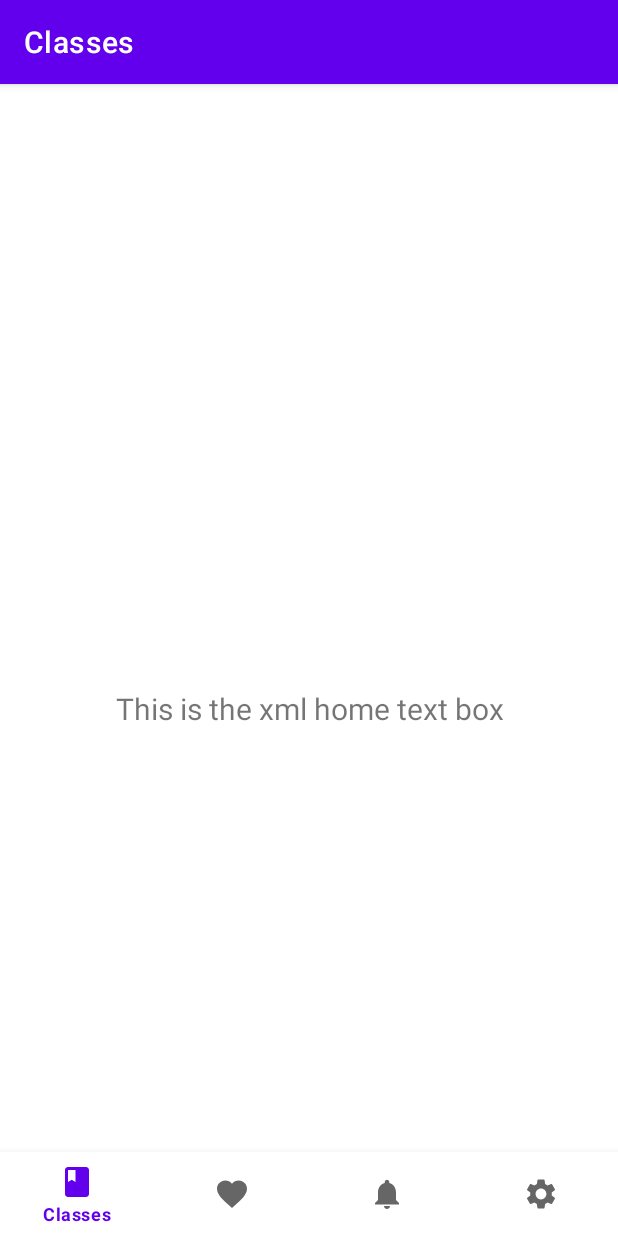
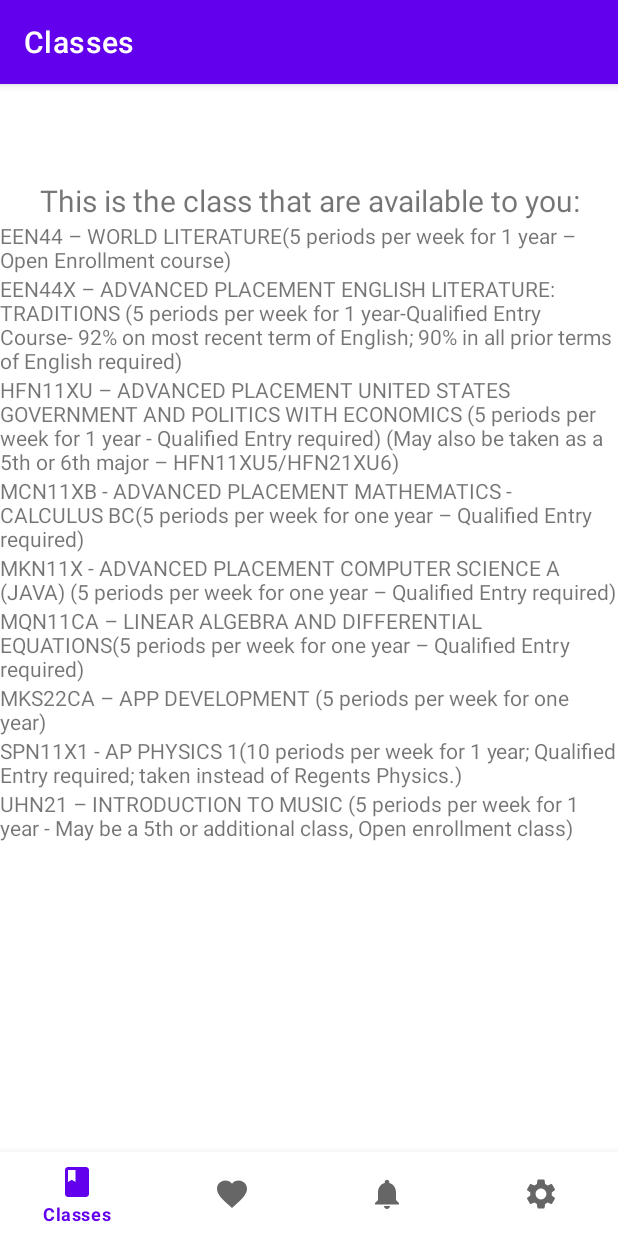
Before and after one commit to sebas23456/ASAppDevFinalProject, an Android app: the HomeFragment screen opened directly, with no data from a screen before it, on a phone screen of 412 x 824 dp. Run offline under Robolectric (Android 15) with nearby library versions, the phone set to English and light mode, and no system bars; our stand-ins replace navigation-ui.

Commit message:
I hard coded some stuff in

```diff
--- a/app/src/main/res/layout/fragment_classes.xml
+++ b/app/src/main/res/layout/fragment_classes.xml
@@ -15,6 +15,7 @@
         android:layout_marginEnd="8dp"
         android:textAlignment="center"
         android:textSize="20sp"
+        android:text="this is the classes page"
         app:layout_constraintBottom_toBottomOf="parent"
         app:layout_constraintEnd_toEndOf="parent"
         app:layout_constraintStart_toStartOf="parent"
--- a/app/src/main/res/layout/fragment_home.xml
+++ b/app/src/main/res/layout/fragment_home.xml
@@ -1,16 +1,17 @@
 <?xml version="1.0" encoding="utf-8"?>
-<androidx.constraintlayout.widget.ConstraintLayout xmlns:android="http://schemas.android.com/apk/res/android"
+<LinearLayout xmlns:android="http://schemas.android.com/apk/res/android"
     xmlns:app="http://schemas.android.com/apk/res-auto"
     xmlns:tools="http://schemas.android.com/tools"
     android:layout_width="match_parent"
     android:layout_height="match_parent"
-    tools:context=".ui.home.HomeFragment">
+    tools:context=".ui.home.HomeFragment"
+    android:orientation="vertical">
 
     <TextView
         android:id="@+id/text_home"
         android:layout_width="match_parent"
         android:layout_height="wrap_content"
-        android:text="This is the xml home text box"
+        android:text="This is the class that are available to you:"
         android:layout_marginStart="8dp"
         android:layout_marginTop="8dp"
         android:layout_marginEnd="8dp"
@@ -21,4 +22,79 @@
         app:layout_constraintStart_toStartOf="parent"
         app:layout_constraintTop_toTopOf="parent" />
 
-</androidx.constraintlayout.widget.ConstraintLayout>
+    <TextView
+        android:id="@+id/text_home2"
+        android:layout_width="match_parent"
+        android:layout_height="wrap_content"
+        android:text="EEN44 – WORLD LITERATURE(5 periods per week for 1 year – Open Enrollment course)"
+        tools:ignore="MissingConstraints" />
+
+    <TextView
+        android:id="@+id/text_home3"
+        android:layout_width="match_parent"
+        android:layout_height="wrap_content"
+        android:text="EEN44X – ADVANCED PLACEMENT ENGLISH LITERATURE: TRADITIONS
+(5 periods per week for 1 year-Qualified Entry Course- 92% on most recent term of English; 90% in all prior terms
+of English required)"
+        tools:ignore="MissingConstraints" />
+
+    <TextView
+        android:id="@+id/text_home4"
+        android:layout_width="match_parent"
+        android:layout_height="wrap_content"
+        android:text="HFN11XU – ADVANCED PLACEMENT UNITED STATES GOVERNMENT AND POLITICS WITH ECONOMICS
+(5 periods per week for 1 year - Qualified Entry required)
+(May also be taken as a 5th or 6th major – HFN11XU5/HFN21XU6)"
+        tools:ignore="MissingConstraints" />
+
+
+    <TextView
+        android:id="@+id/text_home5"
+        android:layout_width="match_parent"
+        android:layout_height="wrap_content"
+        android:text="MCN11XB - ADVANCED PLACEMENT MATHEMATICS - CALCULUS BC(5 periods per week for one year – Qualified Entry required)"
+        tools:ignore="MissingConstraints" />
+
+
+    <TextView
+        android:id="@+id/text_home6"
+        android:layout_width="match_parent"
+        android:layout_height="wrap_content"
+        android:text="MKN11X - ADVANCED PLACEMENT COMPUTER SCIENCE A (JAVA)
+(5 periods per week for one year – Qualified Entry required)"
+        tools:ignore="MissingConstraints" />
+
+
+    <TextView
+        android:id="@+id/text_home7"
+        android:layout_width="match_parent"
+        android:layout_height="wrap_content"
+        android:text="MQN11CA – LINEAR ALGEBRA AND DIFFERENTIAL EQUATIONS(5 periods per week for one year – Qualified Entry required)"
+        tools:ignore="MissingConstraints" />
+
+    <TextView
+        android:id="@+id/text_home8"
+        android:layout_width="match_parent"
+        android:layout_height="wrap_content"
+        android:text="MKS22CA – APP DEVELOPMENT
+(5 periods per week for one year)"
+        tools:ignore="MissingConstraints" />
+
+
+    <TextView
+        android:id="@+id/text_home9"
+        android:layout_width="match_parent"
+        android:layout_height="wrap_content"
+        android:text="SPN11X1 - AP PHYSICS 1(10 periods per week for 1 year; Qualified Entry required; taken instead of Regents Physics.)"
+        tools:ignore="MissingConstraints" />
+
+
+    <TextView
+        android:id="@+id/text_home10"
+        android:layout_width="match_parent"
+        android:layout_height="wrap_content"
+        android:text="UHN21 – INTRODUCTION TO MUSIC (5 periods per week for 1 year - May be a 5th or additional class, Open enrollment class)"
+        tools:ignore="MissingConstraints" />
+
+
+</LinearLayout>
```
Also changed, not shown: app/src/main/res/layout/fragment_favorites.xml (+29 -3 lines), app/src/main/res/layout/fragment_notifications.xml (+27 -3 lines).
